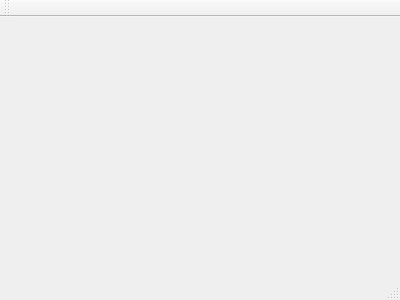
Qt form messenger.ui (shashwatdixit124/IPConnect) before a commit.
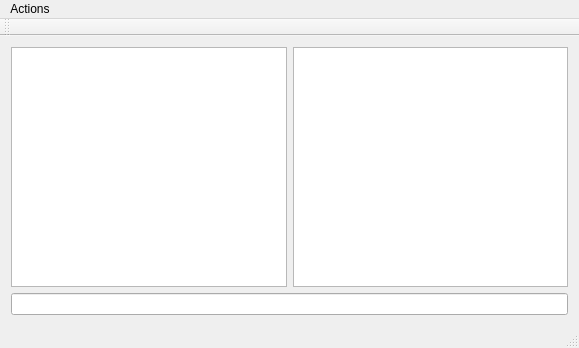
The same form after that commit.

```diff
--- a/messenger.ui
+++ b/messenger.ui
@@ -1,24 +1,83 @@
 <ui version="4.0">
  <class>Messenger</class>
- <widget class="QMainWindow" name="Messenger" >
-  <property name="geometry" >
+ <widget class="QMainWindow" name="Messenger">
+  <property name="geometry">
    <rect>
     <x>0</x>
     <y>0</y>
-    <width>400</width>
-    <height>300</height>
+    <width>579</width>
+    <height>348</height>
    </rect>
   </property>
   <property name="windowTitle" >
    <string>Messenger</string>
   </property>
-  <widget class="QMenuBar" name="menuBar" />
-  <widget class="QToolBar" name="mainToolBar" />
-  <widget class="QWidget" name="centralWidget" />
-  <widget class="QStatusBar" name="statusBar" />
+  <widget class="QWidget" name="centralWidget">
+   <layout class="QVBoxLayout" name="verticalLayout_2">
+    <item>
+     <layout class="QVBoxLayout" name="verticalLayout">
+      <item>
+       <layout class="QHBoxLayout" name="horizontalLayout">
+        <item>
+         <widget class="QTextEdit" name="textEdit"/>
+        </item>
+        <item>
+         <widget class="QListWidget" name="listWidget">
+          <property name="styleSheet">
+           <string notr="true">QListWidget{
+	max-width:300px;
+}</string>
+          </property>
+         </widget>
+        </item>
+       </layout>
+      </item>
+      <item>
+       <widget class="QLineEdit" name="lineEdit"/>
+      </item>
+     </layout>
+    </item>
+   </layout>
+  </widget>
+  <widget class="QMenuBar" name="menuBar">
+   <property name="geometry">
+    <rect>
+     <x>0</x>
+     <y>0</y>
+     <width>579</width>
+     <height>19</height>
+    </rect>
+   </property>
+   <widget class="QMenu" name="menuActions">
+    <property name="title">
+     <string>Actions</string>
+    </property>
+    <addaction name="actionConnect"/>
+    <addaction name="actionSend_File"/>
+   </widget>
+   <addaction name="menuActions"/>
+  </widget>
+  <widget class="QToolBar" name="mainToolBar">
+   <attribute name="toolBarArea">
+    <enum>TopToolBarArea</enum>
+   </attribute>
+   <attribute name="toolBarBreak">
+    <bool>false</bool>
+   </attribute>
+  </widget>
+  <widget class="QStatusBar" name="statusBar"/>
+  <action name="actionConnect">
+   <property name="text">
+    <string>Connect</string>
+   </property>
+  </action>
+  <action name="actionSend_File">
+   <property name="text">
+    <string>Send File</string>
+   </property>
+  </action>
  </widget>
- <layoutDefault spacing="6" margin="11" />
- <pixmapfunction></pixmapfunction>
+ <layoutdefault spacing="6" margin="11"/>
  <resources/>
  <connections/>
 </ui>
```
Left out of the diff: 3 changed lines with no effect on the pictures.
